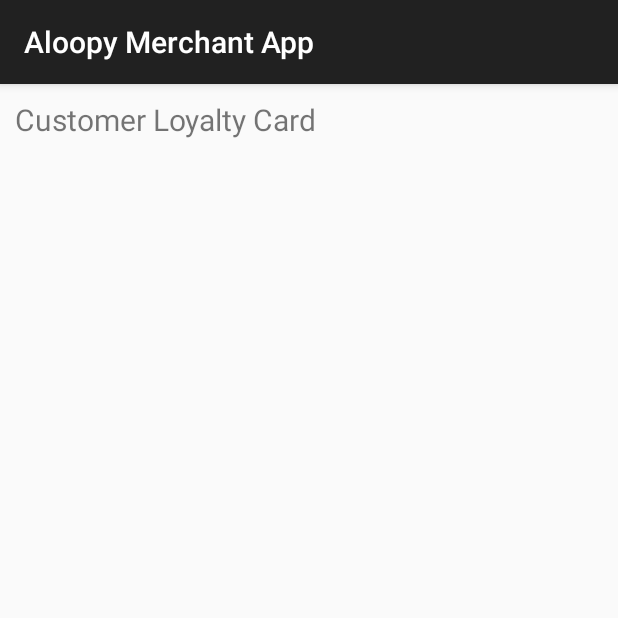
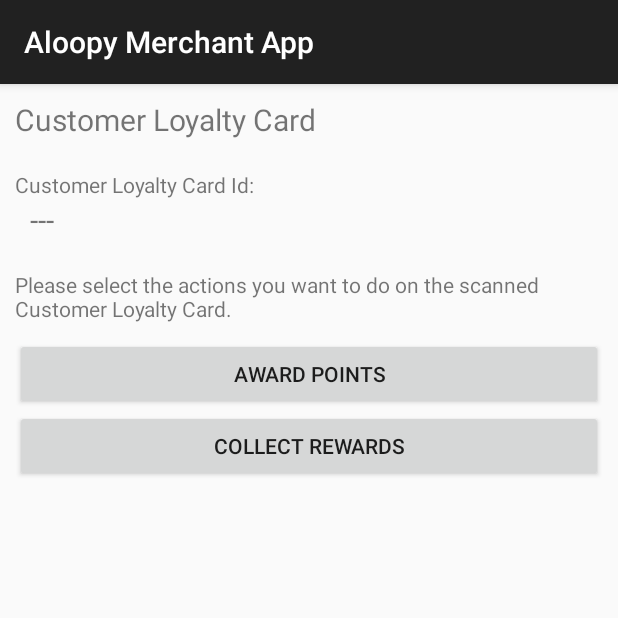
Before and after one commit to nexturninc/Aloopy-Merchant, an Android app: the LoyaltyCustomerDetails screen opened directly, with no data from a screen before it, on a phone screen of 412 x 824 dp, the top half of it. Run offline under Robolectric (Android 15) with nearby library versions, the phone set to English and light mode, and no system bars; libraries missing offline, so code that uses them is left out: com.google.zxing.integration; 6 statements that could not run were skipped.

Commit message:
Merchant Loyalty - Award Customer Points

```diff
--- a/AloopyMerchantApp/app/src/main/AndroidManifest.xml
+++ b/AloopyMerchantApp/app/src/main/AndroidManifest.xml
@@ -43,6 +43,10 @@
             android:label="@string/app_name" >
         </activity>
         <activity
+            android:name=".LoyaltyAwardPoints"
+            android:label="@string/app_name" >
+        </activity>
+        <activity
             android:name=".LoginActivity"
             android:label="@string/app_name"
             android:windowSoftInputMode="adjustResize|stateVisible" >
--- a/AloopyMerchantApp/app/src/main/java/com/merchant/aloopy/aloopymerchantapp/LoyaltyCustomerDetails.java
+++ b/AloopyMerchantApp/app/src/main/java/com/merchant/aloopy/aloopymerchantapp/LoyaltyCustomerDetails.java
@@ -11,7 +11,9 @@ import android.os.Bundle;
 import android.preference.PreferenceManager;
 import android.support.v7.app.ActionBarActivity;
 import android.view.View;
+import android.widget.Button;
 import android.widget.ProgressBar;
+import android.widget.TextView;
 import android.widget.Toast;
 
 import com.google.zxing.integration.android.IntentIntegrator;
@@ -19,6 +21,7 @@ import com.google.zxing.integration.android.IntentResult;
 
 import org.json.JSONArray;
 import org.json.JSONObject;
+import org.w3c.dom.Text;
 
 import java.util.UUID;
 
@@ -27,8 +30,6 @@ import java.util.UUID;
  */
 public class LoyaltyCustomerDetails  extends ActionBarActivity {
 
-    private GetLoyaltyRewardsTask mGetRewardTask = null;
-    ProgressBar mProgressBar;
     private IntentIntegrator integrator = null;
 
     View dvLoyaltyListBody;
@@ -37,6 +38,7 @@ public class LoyaltyCustomerDetails  extends ActionBarActivity {
     private String CustomerLoyaltyID;
     private String responseMessage;
 
+    private TextView lblScannedId;
 
 
     @Override
@@ -53,9 +55,28 @@ public class LoyaltyCustomerDetails  extends ActionBarActivity {
         CustomerLoyaltyID = intent.getStringExtra(getString(R.string.EXTRA_LoyaltyDetail_Id));
 
         //CONTROLS
+        lblScannedId = (TextView)findViewById(R.id.lblScannedID);
         dvLoyaltyListBody = findViewById(R.id.dvLoyaltyListBody);
-        mProgressBar = (ProgressBar)findViewById(R.id.login_progress);
+        Button btnAwardPoints = (Button)findViewById(R.id.btnAwardPoints);
+        btnAwardPoints.setOnClickListener(new View.OnClickListener() {
+            @Override
+            public void onClick(View v) {
+                Intent intent = new Intent(getBaseContext(), LoyaltyAwardPoints.class);
+                intent.putExtra(getString(R.string.EXTRA_LoyaltyDetail_Id), CustomerLoyaltyID);
+                startActivity(intent);
+            }
+        });
+        Button btnCollectRewards = (Button)findViewById(R.id.btnCollectRewards);
+        btnCollectRewards.setOnClickListener(new View.OnClickListener() {
+            @Override
+            public void onClick(View v) {
+                Intent intent = new Intent(getBaseContext(), LoyaltyCustomerDetails.class);
+                intent.putExtra(getString(R.string.EXTRA_LoyaltyDetail_Id), CustomerLoyaltyID);
+                startActivity(intent);
+            }
+        });
 
+        //RUN SCANNER
         if(CustomerLoyaltyID == null || CustomerLoyaltyID.isEmpty()) {
             //INITIALIZE SCANNER APP
             integrator = new IntentIntegrator(LoyaltyCustomerDetails.this);
@@ -69,96 +90,6 @@ public class LoyaltyCustomerDetails  extends ActionBarActivity {
 
     }
 
-    public class GetLoyaltyRewardsTask extends AsyncTask<Void, Void, Boolean> {
-
-        private final String mUserId;
-        private final String mCustomerLoyaltyId;
-
-        GetLoyaltyRewardsTask(String userId, String customerLoyaltyId) {
-
-            mUserId = userId;
-            mCustomerLoyaltyId = customerLoyaltyId;
-
-        }
-
-        @Override
-        protected Boolean doInBackground(Void... params) {
-
-            Boolean loginSuccess = false;
-            String userId = "";
-            String userDisplay = "";
-            JSONObject jsonResponse = null;
-
-            try {
-/*
-                JSONObject jsonParam = new JSONObject();
-                jsonParam.put("userId", mUserId);
-                jsonParam.put("customerId", mCustomerId);
-                jsonParam.put("loyaltyCardID", mLoyaltyId);
-
-                Common comm = new Common();
-                comm.setAPIURL(getString(R.string.AloopyAPIURL));
-                jsonResponse = comm.PostAPI(jsonParam, "/aloopy/customerloyalty");
-
-
-                if (jsonResponse != null) {
-
-                    String strSuccess = jsonResponse.getString("success");
-                    responseMessage = jsonResponse.getString("responseMessage");
-
-                    if (strSuccess == "true") {
-
-                        JSONArray loyaltyArray = jsonResponse.getJSONArray("loyaltyCards");
-                        loginSuccess = true;
-
-                        if(loyaltyArray != null) {
-
-                        }
-
-
-                        loginSuccess = true;
-                    }
-                }
-*/
-            } catch (Exception ex) {
-
-                String abc = ex.getMessage();
-
-            }
-
-
-            return loginSuccess;
-        }
-
-        @Override
-        protected void onPostExecute(final Boolean success) {
-            mGetRewardTask = null;
-            showProgress(false);
-
-            if (success) {
-
-                if(responseMessage != null && !responseMessage.isEmpty())
-                    Toast.makeText(getBaseContext(), responseMessage, Toast.LENGTH_SHORT).show();
-
-                //lblStatus.setText("Process has completed successfully!");
-
-            } else {
-
-                if(responseMessage != null && !responseMessage.isEmpty())
-                    Toast.makeText(getBaseContext(), responseMessage, Toast.LENGTH_SHORT).show();
-
-                //lblStatus.setText("Creation of Customer Loyalty Card has failed! \r\n\r\n" + responseMessage);
-
-            }
-        }
-
-        @Override
-        protected void onCancelled() {
-            mGetRewardTask = null;
-            showProgress(false);
-        }
-    }
-
     @Override
     public void onActivityResult(int requestCode, int resultCode, Intent intent) {
         IntentResult result = IntentIntegrator.parseActivityResult(requestCode, resultCode, intent);
@@ -170,55 +101,23 @@ public class LoyaltyCustomerDetails  extends ActionBarActivity {
                 try {
                     cStampId = UUID.fromString(contents);
 
+                    CustomerLoyaltyID = contents;
+                    lblScannedId.setText(contents);
 
-                    /*lblScannedId.setText(contents);
-
+                    /*
                     lblGiveCustomerLoyaltyInstructions.setVisibility(View.GONE);
                     btnGiveCustomerLoyalty.setVisibility(View.GONE);
 
                     btnSaveCustomerLoyalty.setVisibility(View.VISIBLE);*/
                 }
                 catch(Exception ex){
-                    //lblScannedId.setText("Invalid QR Code scanned!");
+                    lblScannedId.setText("Invalid QR Code scanned!");
                 }
             } else {
-                //lblScannedId.setText("---");
+                lblScannedId.setText("---");
             }
         }
     }
 
-    @TargetApi(Build.VERSION_CODES.HONEYCOMB_MR2)
-    public void showProgress(final boolean show) {
-        /*
-        // On Honeycomb MR2 we have the ViewPropertyAnimator APIs, which allow
-        // for very easy animations. If available, use these APIs to fade-in
-        // the progress spinner.
-        if (Build.VERSION.SDK_INT >= Build.VERSION_CODES.HONEYCOMB_MR2) {
-            int shortAnimTime = getResources().getInteger(android.R.integer.config_shortAnimTime);
 
-            mProgressBar.setVisibility(show ? View.GONE : View.VISIBLE);
-            btnSaveCustomerLoyalty.animate().setDuration(shortAnimTime).alpha(
-                    show ? 0 : 1).setListener(new AnimatorListenerAdapter() {
-                @Override
-                public void onAnimationEnd(Animator animation) {
-                    btnSaveCustomerLoyalty.setVisibility(show ? View.GONE : View.VISIBLE);
-                }
-            });
-
-            mProgressBar.setVisibility(show ? View.VISIBLE : View.GONE);
-            mProgressBar.animate().setDuration(shortAnimTime).alpha(
-                    show ? 1 : 0).setListener(new AnimatorListenerAdapter() {
-                @Override
-                public void onAnimationEnd(Animator animation) {
-                    mProgressBar.setVisibility(show ? View.VISIBLE : View.GONE);
-                }
-            });
-        } else {
-            // The ViewPropertyAnimator APIs are not available, so simply show
-            // and hide the relevant UI components.
-            mProgressBar.setVisibility(show ? View.VISIBLE : View.GONE);
-            btnSaveCustomerLoyalty.setVisibility(show ? View.GONE : View.VISIBLE);
-        }
-        */
-    }
 }
--- a/AloopyMerchantApp/app/src/main/res/layout/loyalty_customer_details.xml
+++ b/AloopyMerchantApp/app/src/main/res/layout/loyalty_customer_details.xml
@@ -21,6 +21,39 @@
             android:orientation="vertical"
             android:id="@+id/dvLoyaltyListBody">
 
+            <TextView
+                android:layout_marginTop="20dp"
+                android:layout_width="fill_parent"
+                android:layout_height="wrap_content"
+                android:text="Customer Loyalty Card Id:"
+                android:textSize="14dp"/>
+            <TextView
+                android:layout_width="fill_parent"
+                android:layout_height="wrap_content"
+                android:id="@+id/lblScannedID"
+                android:layout_marginLeft="10dp"
+                android:textSize="20dp"
+                android:text="---"/>
+
+            <TextView
+                android:layout_width="wrap_content"
+                android:layout_height="wrap_content"
+                android:layout_marginTop="20dp"
+                android:text="Please select the actions you want to do on the scanned Customer Loyalty Card."/>
+
+            <Button
+                android:layout_width="fill_parent"
+                android:layout_height="wrap_content"
+                android:layout_marginTop="10dp"
+                android:id="@+id/btnAwardPoints"
+                android:text="Award Points"/>
+
+            <Button
+                android:layout_width="fill_parent"
+                android:layout_height="wrap_content"
+                android:id="@+id/btnCollectRewards"
+                android:text="Collect Rewards"/>
+
         </LinearLayout>
 
         <ProgressBar android:id="@+id/login_progress" style="?android:attr/progressBarStyleLarge"
--- a/AloopyMerchantApp/app/src/main/res/values/strings.xml
+++ b/AloopyMerchantApp/app/src/main/res/values/strings.xml
@@ -39,6 +39,11 @@
     <string name="btnSaveCustomerLoyalty">Give Customer Loyalty Card</string>
     <string name="lblLoyaltyProgramDetails">Loyalty Program Details</string>
     <string name="lblCustomerLoyaltyCard">Customer Loyalty Card</string>
+    <string name="lblAwardLoyaltyPoints">Award Loyalty Points</string>
+    <string name="lblPointAmount">Points:</string>
+    <string name="lblTranReferenceNo">Transaction Reference No:</string>
+    <string name="txtTranReferenceNo_Required">Transaction Reference No. is required!</string>
+    <string name="txtPointAmount_Required">Point Amount is required!</string>
 
 
 </resources>
```
Also changed, not shown: AloopyMerchantApp/app/src/main/java/com/merchant/aloopy/aloopymerchantapp/LoyaltyAwardPoints.java (added, +237 -0 lines), AloopyMerchantApp/app/src/main/java/com/merchant/aloopy/aloopymerchantapp/LoyaltyList.java (+16 -4 lines), AloopyMerchantApp/app/src/main/res/layout/loyalty_award_points.xml (added, +102 -0 lines).
